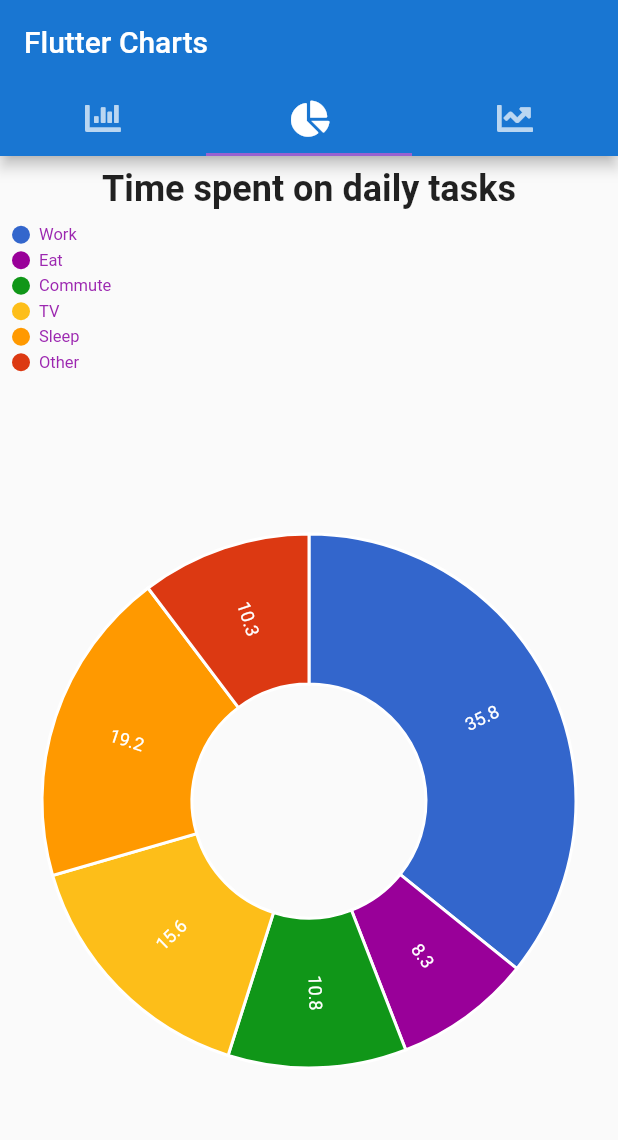
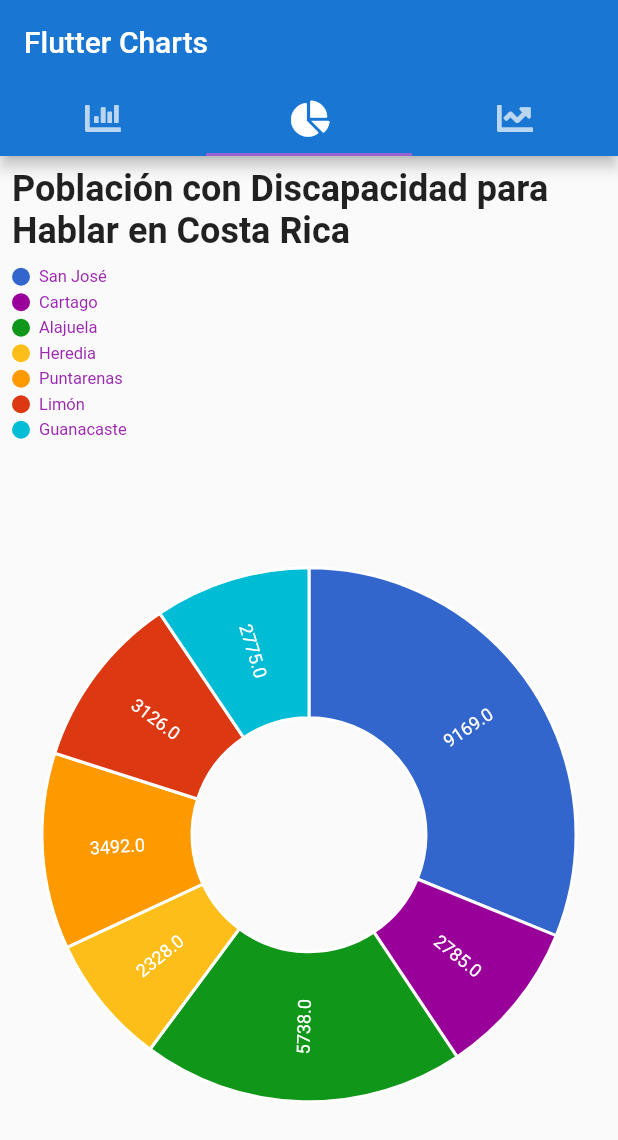
Before and after one commit to richbm10/data-visualization-flutter, a Flutter app: the screen it shows after launch, tab 2 chosen, on a phone screen of 412 x 824 dp. Shown: the top 1140 px of the screen. Run offline on Flutter 3.47's test engine with Material 2 defaults, Android fonts, the phone set to English and light mode, and no system bars; our stand-ins replace charts_flutter, font_awesome_flutter; Roboto replaces fonts that are missing (Georgia).

Commit message:
pieChartDisabilityTalk

```diff
--- a/data_visualization_project/lib/hompage.dart
+++ b/data_visualization_project/lib/hompage.dart
@@ -12,7 +12,7 @@ class HomePage extends StatefulWidget {
 
 class _HomePageState extends State<HomePage> {
   List<charts.Series<Pollution, String>> _seriesData;
-  List<charts.Series<Task, String>> _seriesPieData;
+  List<charts.Series<Disability, String>> _seriesPieData;
   List<charts.Series<Sales, int>> _seriesLineData;
 
   _generateData() {
@@ -33,12 +33,13 @@ class _HomePageState extends State<HomePage> {
     ];
 
     var piedata = [
-      new Task('Work', 35.8, Color(0xff3366cc)),
-      new Task('Eat', 8.3, Color(0xff990099)),
-      new Task('Commute', 10.8, Color(0xff109618)),
-      new Task('TV', 15.6, Color(0xfffdbe19)),
-      new Task('Sleep', 19.2, Color(0xffff9900)),
-      new Task('Other', 10.3, Color(0xffdc3912)),
+      new Disability('San José', 9169, Color(0xff3366cc)),
+      new Disability('Cartago', 2785, Color(0xff990099)),
+      new Disability('Alajuela', 5738, Color(0xff109618)),
+      new Disability('Heredia', 2328, Color(0xfffdbe19)),
+      new Disability('Puntarenas', 3492, Color(0xffff9900)),
+      new Disability('Limón', 3126, Color(0xffdc3912)),
+      new Disability('Guanacaste', 2775, Color(0xff00bcd4)),
     ];
 
     var linesalesdata = [
@@ -105,13 +106,13 @@ class _HomePageState extends State<HomePage> {
 
     _seriesPieData.add(
       charts.Series(
-        domainFn: (Task task, _) => task.task,
-        measureFn: (Task task, _) => task.taskvalue,
-        colorFn: (Task task, _) =>
-            charts.ColorUtil.fromDartColor(task.colorval),
+        domainFn: (Disability disability, _) => disability.disability,
+        measureFn: (Disability disability, _) => disability.disabilityvalue,
+        colorFn: (Disability disability, _) =>
+            charts.ColorUtil.fromDartColor(disability.colorval),
         id: 'Air Pollution',
         data: piedata,
-         labelAccessorFn: (Task row, _) => '${row.taskvalue}',
+         labelAccessorFn: (Disability row, _) => '${row.disabilityvalue}',
       ),
     );
 
@@ -149,7 +150,7 @@ class _HomePageState extends State<HomePage> {
     // TODO: implement initState
     super.initState();
     _seriesData = List<charts.Series<Pollution, String>>();
-    _seriesPieData = List<charts.Series<Task, String>>();
+    _seriesPieData = List<charts.Series<Disability, String>>();
     _seriesLineData = List<charts.Series<Sales, int>>();
     _generateData();
   }
@@ -206,7 +207,7 @@ class _HomePageState extends State<HomePage> {
                     child: Column(
                       children: <Widget>[
                         Text(
-                            'Time spent on daily tasks',style: TextStyle(fontSize: 24.0,fontWeight: FontWeight.bold),),
+                            'Población con Discapacidad para Hablar en Costa Rica',style: TextStyle(fontSize: 24.0,fontWeight: FontWeight.bold),),
                             SizedBox(height: 10.0,),
                         Expanded(
                           child: charts.PieChart(
@@ -287,12 +288,12 @@ class Pollution {
   Pollution(this.year, this.place, this.quantity);
 }
 
-class Task {
-  String task;
-  double taskvalue;
+class Disability {
+  String disability;
+  double disabilityvalue;
   Color colorval;
 
-  Task(this.task, this.taskvalue, this.colorval);
+  Disability(this.disability, this.disabilityvalue, this.colorval);
 }
 
 class Sales {
```
